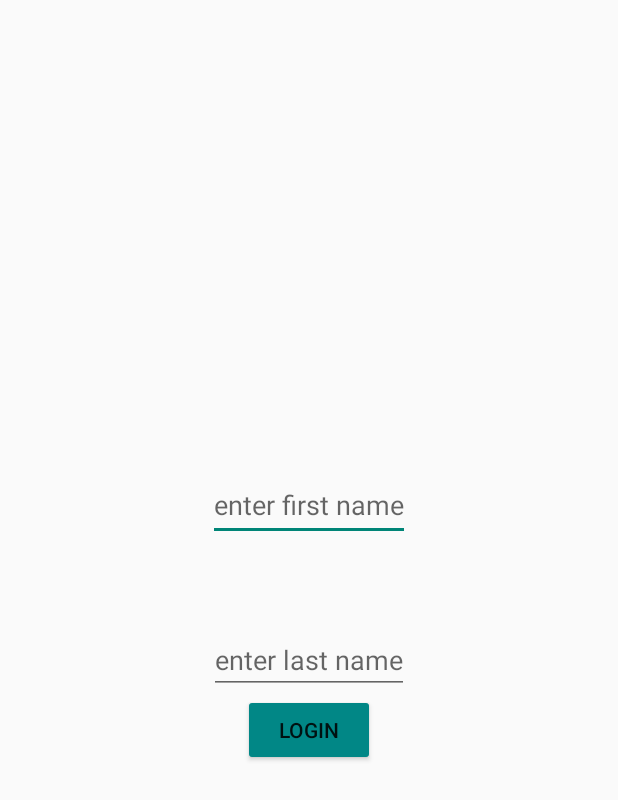
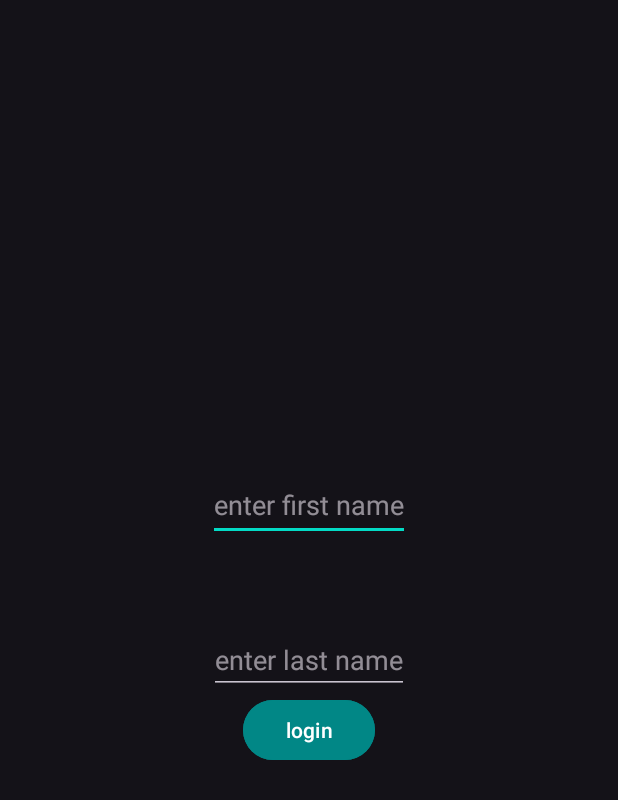
Before and after one commit to Demacia5635/scouting-app-speedrun, an Android app: the screen it shows after launch (LoginActivity), on a phone screen of 412 x 824 dp. Shown: the top 800 px of the screen. Run offline under Robolectric (Android 15) with nearby library versions, the phone set to English and light mode, and no system bars; our stand-ins replace Firebase (no records; nobody signed in at launch, a user with empty details on screens opened directly).

Commit message:
fixed bugs

```diff
--- a/app/src/main/res/layout/activity_autonomous.xml
+++ b/app/src/main/res/layout/activity_autonomous.xml
@@ -32,7 +32,7 @@
     </LinearLayout>
 
     <TextView
-        android:textSize="50dp"
+        android:textSize="20dp"
         android:layout_width="wrap_content"
         android:layout_height="wrap_content"
         android:id="@+id/qualauto"
--- a/app/src/main/res/layout/activity_end_game.xml
+++ b/app/src/main/res/layout/activity_end_game.xml
@@ -32,7 +32,7 @@
     </LinearLayout>
 
     <TextView
-        android:textSize="50dp"
+        android:textSize="20dp"
         android:layout_width="wrap_content"
         android:layout_height="wrap_content"
         android:id="@+id/qualendgame"
--- a/app/src/main/res/layout/activity_teleop.xml
+++ b/app/src/main/res/layout/activity_teleop.xml
@@ -34,7 +34,7 @@
     </LinearLayout>
 
     <TextView
-        android:textSize="50dp"
+        android:textSize="20dp"
         android:layout_width="wrap_content"
         android:layout_height="wrap_content"
         android:id="@+id/qualtele"
--- a/app/src/main/res/values-night/themes.xml
+++ b/app/src/main/res/values-night/themes.xml
@@ -1,7 +1,17 @@
 <resources xmlns:tools="http://schemas.android.com/tools">
     <!-- Base application theme. -->
-    <style name="Theme.MyApplication" parent="Theme.MaterialComponents.NoActionBar">
-
+    <style name="Theme.MyApplication" parent="Theme.Material3.Dark.NoActionBar">
+        <!-- Primary brand color. -->
+        <item name="colorPrimary">@color/purple_500</item>
+        <item name="colorPrimaryVariant">@color/purple_700</item>
+        <item name="colorOnPrimary">@color/white</item>
+        <!-- Secondary brand color. -->
+        <item name="colorSecondary">@color/teal_200</item>
+        <item name="colorSecondaryVariant">@color/teal_700</item>
+        <item name="colorOnSecondary">@color/black</item>
+        <!-- Status bar color. -->
+        <item name="android:statusBarColor">?attr/colorPrimaryVariant</item>
+        <!-- Customize your theme here. -->
     </style>
 
 </resources>
--- a/app/src/main/res/values/themes.xml
+++ b/app/src/main/res/values/themes.xml
@@ -1,6 +1,6 @@
 <resources xmlns:tools="http://schemas.android.com/tools">
     <!-- Base application theme. -->
-    <style name="Theme.MyApplication" parent="Theme.AppCompat.DayNight.NoActionBar">
+    <style name="Theme.MyApplication" parent="Theme.Material3.Dark.NoActionBar">
         <!-- Primary brand color. -->
         <item name="colorPrimary">@color/purple_500</item>
         <item name="colorPrimaryVariant">@color/purple_700</item>
@@ -8,7 +8,7 @@
         <!-- Secondary brand color. -->
         <item name="colorSecondary">@color/teal_200</item>
         <item name="colorSecondaryVariant">@color/teal_700</item>
-        <item name="colorOnSecondary">@color/black</item>
+        <item name="colorOnSecondary">#E6DEDE</item>
         <!-- Status bar color. -->
         <item name="android:statusBarColor">?attr/colorPrimaryVariant</item>
         <!-- Customize your theme here. -->
```
Also changed, not shown: app/src/main/java/com/example/myapplication/AutonomousActivity.java (+14 -4 lines), app/src/main/java/com/example/myapplication/EndGame.java (+6 -2 lines), app/src/main/java/com/example/myapplication/LoginActivity.java (+54 -8 lines), app/src/main/java/com/example/myapplication/TeleopActivity.java (+5 -2 lines).
